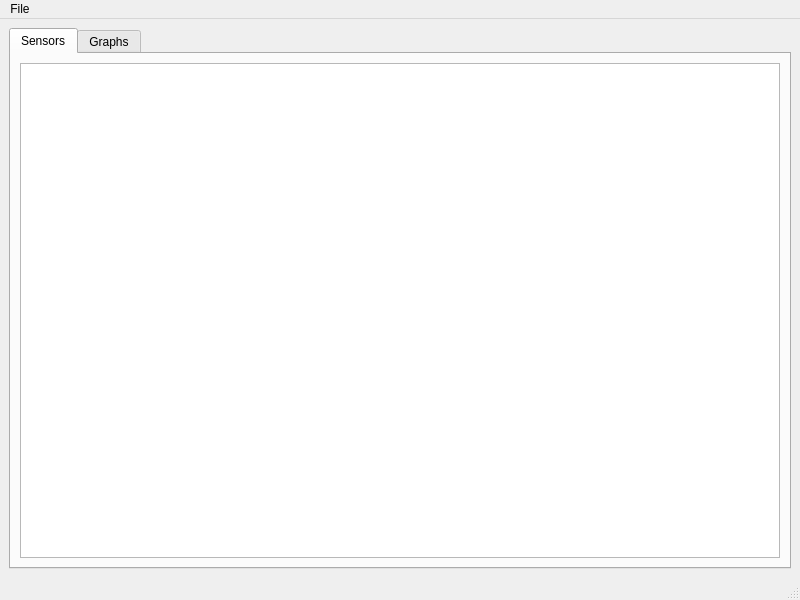
Before: the Qt Designer form smartsensors.ui in pbustos/smartpolitech-monitoring, drawn with Qt 5.
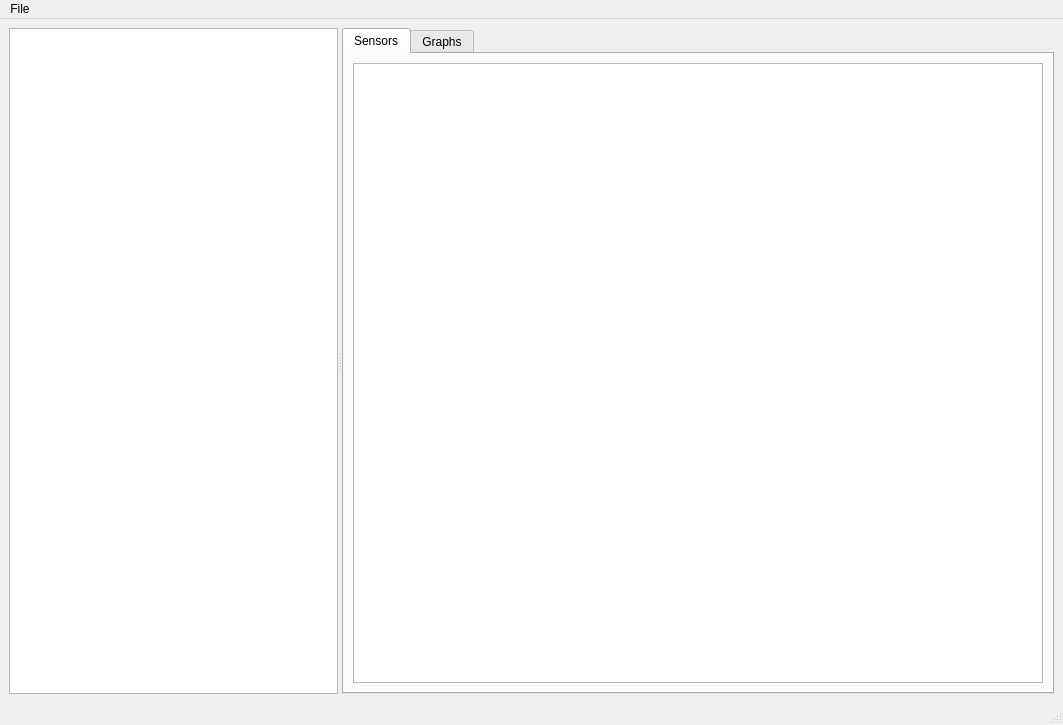
After: the same form once the commit is applied. Custom widgets are drawn as their Qt base class.

Patch:
```diff
--- a/smartsensors.ui
+++ b/smartsensors.ui
@@ -6,8 +6,8 @@
    <rect>
     <x>0</x>
     <y>0</y>
-    <width>800</width>
-    <height>600</height>
+    <width>1063</width>
+    <height>725</height>
    </rect>
   </property>
   <property name="windowTitle">
@@ -16,6 +16,18 @@
   <widget class="QWidget" name="centralwidget">
    <layout class="QVBoxLayout" name="verticalLayout_3">
     <item>
+     <widget class="QSplitter" name="splitter_3">
+      <property name="orientation">
+       <enum>Qt::Horizontal</enum>
+      </property>
+      <widget class="QTreeView" name="treeView">
+       <property name="sizePolicy">
+        <sizepolicy hsizetype="Expanding" vsizetype="Expanding">
+         <horstretch>0</horstretch>
+         <verstretch>0</verstretch>
+        </sizepolicy>
+       </property>
+      </widget>
      <widget class="QTabWidget" name="tabWidget">
       <property name="currentIndex">
        <number>0</number>
@@ -102,6 +114,7 @@
        </layout>
       </widget>
      </widget>
+     </widget>
     </item>
    </layout>
   </widget>
@@ -110,8 +123,8 @@
     <rect>
      <x>0</x>
      <y>0</y>
-     <width>800</width>
-     <height>23</height>
+     <width>1063</width>
+     <height>25</height>
     </rect>
    </property>
    <widget class="QMenu" name="menuFile">
```
Lines whose indentation alone changed are shown as unchanged.
